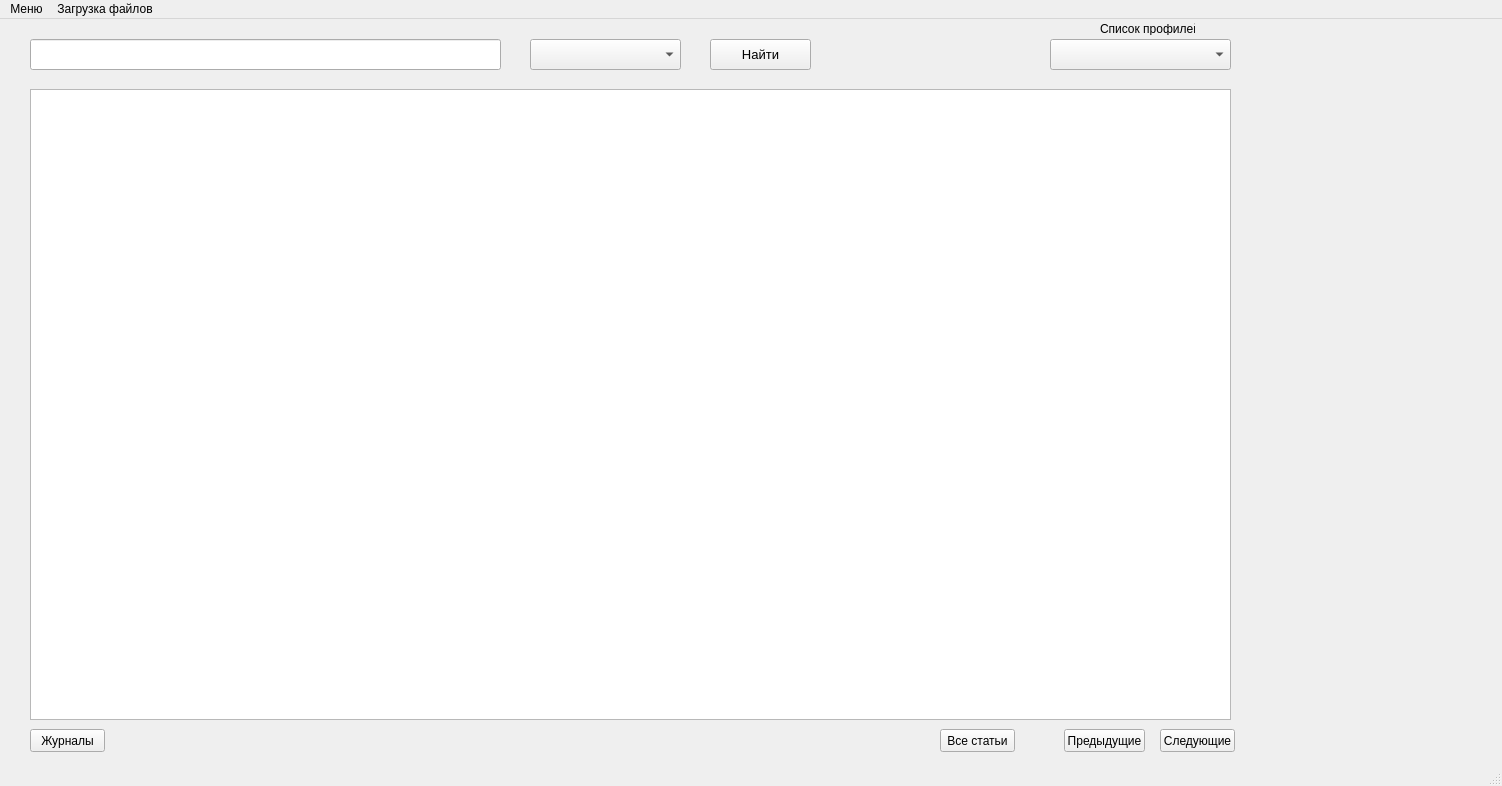
This is OmGTU.ui in Tek4to/pythonPyQT as Qt 5 draws it before an edit. The edited form follows.
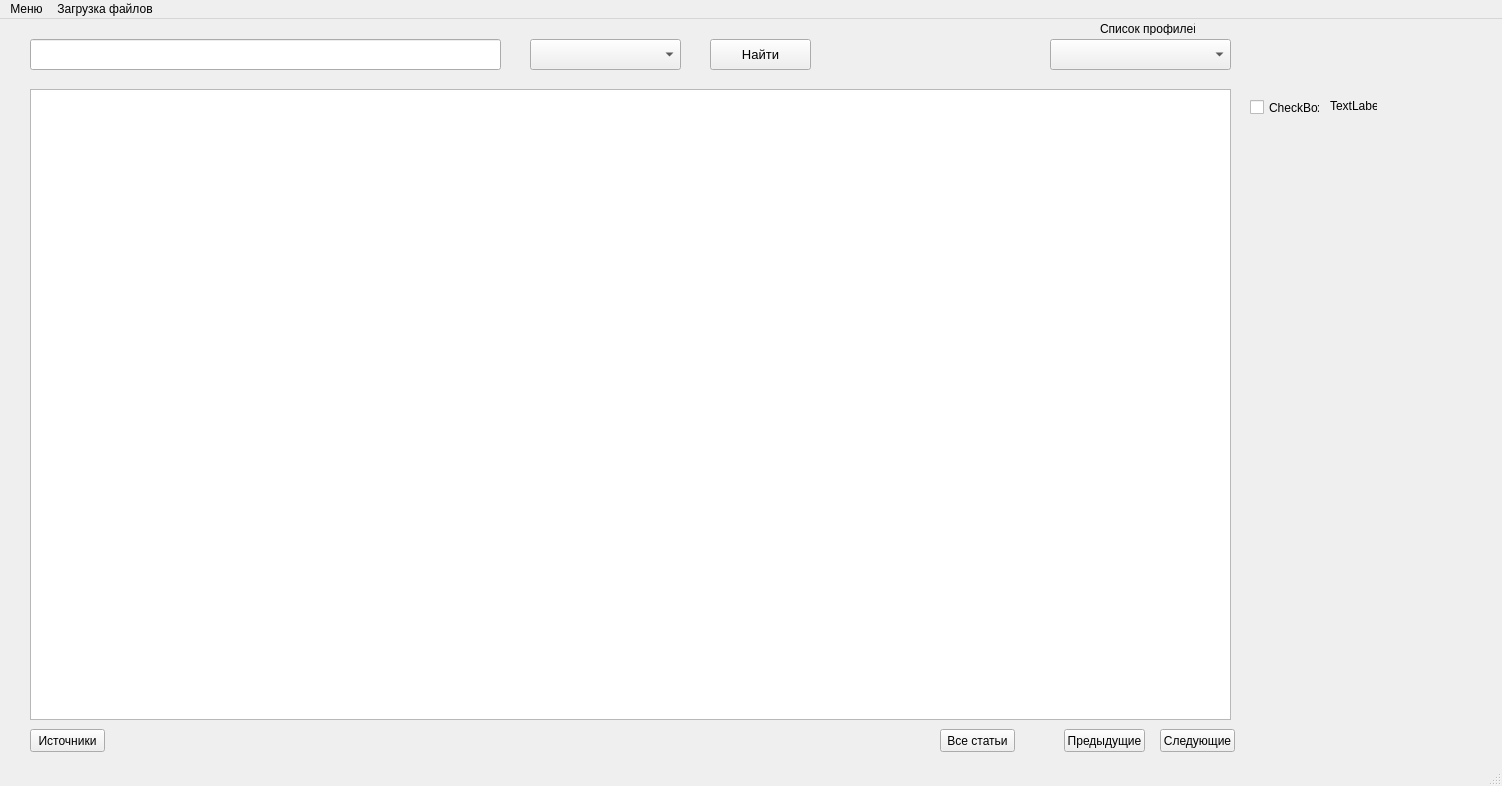
This is the edited form.

```diff
--- a/OmGTU.ui
+++ b/OmGTU.ui
@@ -192,7 +192,33 @@
      </rect>
     </property>
     <property name="text">
-     <string>Журналы</string>
+     <string>Источники</string>
+    </property>
+   </widget>
+   <widget class="QCheckBox" name="checkBox">
+    <property name="geometry">
+     <rect>
+      <x>1250</x>
+      <y>80</y>
+      <width>70</width>
+      <height>17</height>
+     </rect>
+    </property>
+    <property name="text">
+     <string>CheckBox</string>
+    </property>
+   </widget>
+   <widget class="QLabel" name="label_2">
+    <property name="geometry">
+     <rect>
+      <x>1330</x>
+      <y>80</y>
+      <width>47</width>
+      <height>13</height>
+     </rect>
+    </property>
+    <property name="text">
+     <string>TextLabel</string>
     </property>
    </widget>
   </widget>
```
